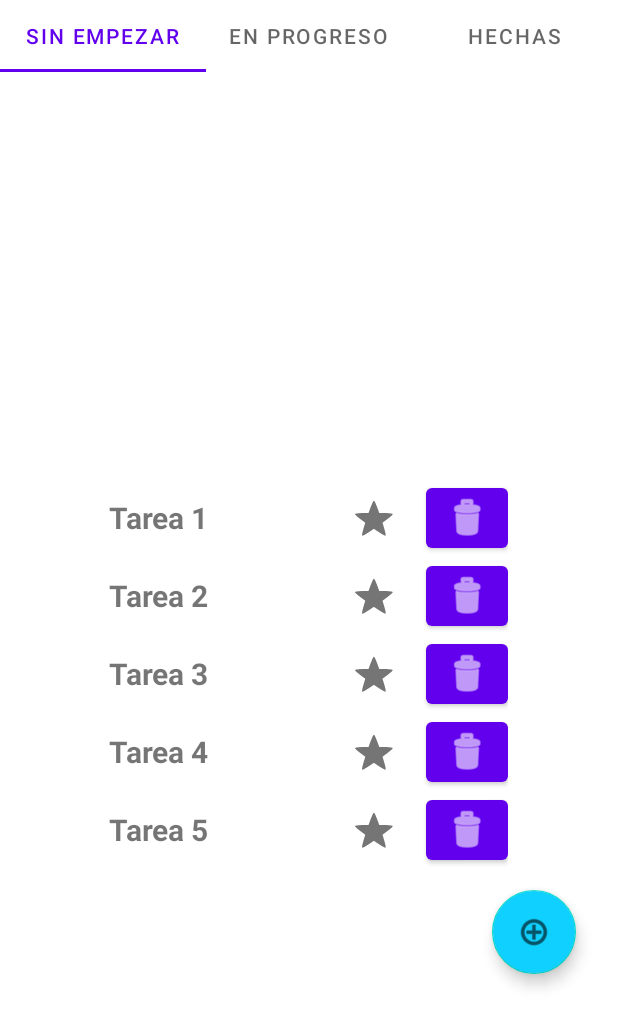
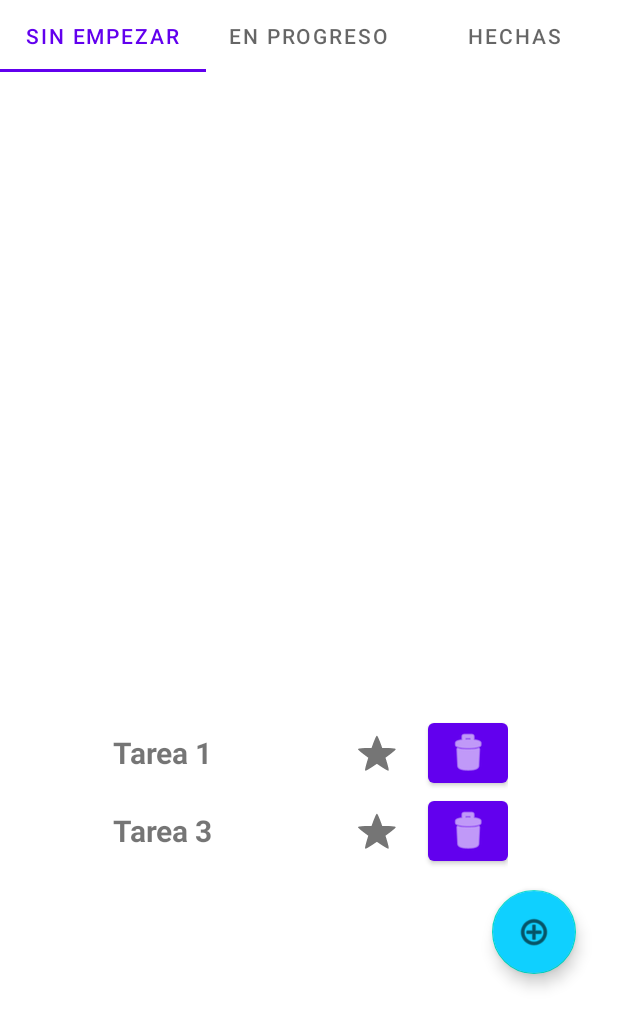
Before and after one commit to UniExtremadura/proyecto-gps-asee-2022-23-gd01, an Android app: the fragment ListTasksFragment shown on its own in the app's theme, on a phone screen of 412 x 824 dp. Shown: the top 1027 px of the screen. Run offline under Robolectric (Android 15) with nearby library versions, the phone set to English and light mode, and no system bars; our stand-ins replace Room's generated code; pictures from the network do not load; Roboto replaces fonts that are not available here; 1 statement that could not run was skipped.

Commit message:
PGD01-152 IT7 - I - UC14 - Implement Components #done #time 1d 4h En los fragmentos de tarea por estado mostrar las tareas dependiendo del estado en el que se encuentran (por hacer, en progreso y hechas).

```diff
--- a/app/build.gradle
+++ b/app/build.gradle
@@ -63,4 +63,6 @@ dependencies {
 // Chart and graph library
     implementation 'com.github.blackfizz:eazegraph:1.2.5l@aar'
     implementation 'com.nineoldandroids:library:2.4.0'
+
+    implementation "com.google.android.material:material:1.1.0-beta01"
 }
--- a/app/src/main/java/es/unex/infinitetime/persistence/UserDAO.java
+++ b/app/src/main/java/es/unex/infinitetime/persistence/UserDAO.java
@@ -13,6 +13,9 @@ public interface UserDAO {
 
     @Query("SELECT * FROM user WHERE username = :username")
     User getUser(String username);
+
+    @Query("SELECT * FROM user WHERE id = :userId")
+    User getUser(long userId);
 
     @Query("SELECT * FROM project WHERE user_id = :userId")
     List<Project> getProjectsCreated(long userId);
--- a/app/src/main/java/es/unex/infinitetime/ui/tabs/ListTasksFragment.java
+++ b/app/src/main/java/es/unex/infinitetime/ui/tabs/ListTasksFragment.java
@@ -6,7 +6,7 @@ import androidx.fragment.app.Fragment;
 import androidx.fragment.app.FragmentPagerAdapter;
 import androidx.navigation.Navigation;
 import androidx.recyclerview.widget.RecyclerView;
-import androidx.viewpager.widget.ViewPager;
+import androidx.viewpager2.widget.ViewPager2;
 
 import android.util.Log;
 import android.view.LayoutInflater;
@@ -15,6 +15,7 @@ import android.view.ViewGroup;
 
 import com.google.android.material.floatingactionbutton.FloatingActionButton;
 import com.google.android.material.tabs.TabLayout;
+import com.google.android.material.tabs.TabLayoutMediator;
 
 import es.unex.infinitetime.ui.project.ListProjectAdapter;
 import es.unex.infinitetime.R;
@@ -22,11 +23,7 @@ import es.unex.infinitetime.persistence.TaskState;
 import es.unex.infinitetime.ui.stats.StatsFragment;
 import es.unex.infinitetime.databinding.FragmentListTasksBinding;
 
-/**
- * A simple {@link Fragment} subclass.
- * Use the {@link StatsFragment #newInstance} factory method to
- * create an instance of this fragment.
- */
+
 public class ListTasksFragment extends Fragment {
 
     private static final String Tag = "ListTasksFragment";
@@ -36,7 +33,7 @@ public class ListTasksFragment extends Fragment {
     private long projectId;
 
     private TabLayout tabLayout;
-    private ViewPager viewPager;
+    private ViewPager2 viewPager;
     private FragmentListTasksBinding binding;
 
     private RecyclerView mRecyclerView;
@@ -47,24 +44,7 @@ public class ListTasksFragment extends Fragment {
 
 
     public ListTasksFragment() {
-        // Required empty public constructor
-    }
 
-    /**
-     * Use this factory method to create a new instance of
-     * this fragment using the provided parameters.
-     *
-     * @param projectId .
-     * @return
-     */
-    // TODO: Rename and change types and number of parameters
-    public static ListTasksFragment newInstance(long projectId) {
-        Log.d(Tag, "ListTasksFragment");
-        ListTasksFragment fragment = new ListTasksFragment();
-        Bundle args = new Bundle();
-        args.putLong(ARG_PARAM1, projectId);
-        fragment.setArguments(args);
-        return fragment;
     }
 
     @Override
@@ -87,21 +67,19 @@ public class ListTasksFragment extends Fragment {
         tabLayout = binding.tabLayout;
         viewPager = binding.viewPager;
 
-        tabLayout.setupWithViewPager(viewPager);
+        TabsTasksListAdapter tabsTasksListAdapter = new TabsTasksListAdapter(this);
+        viewPager.setAdapter(tabsTasksListAdapter);
+
+        String namesTabs[] = {"Sin empezar", "En progreso", "Hechas"};
+
+        new TabLayoutMediator(tabLayout, viewPager,
+                (tab, position) -> tab.setText(namesTabs[position])
+        ).attach();
 
         Bundle bundle = getArguments();
-
-        TabsTasksListAdapter tabsTasksListAdapter = new TabsTasksListAdapter(getParentFragmentManager(), FragmentPagerAdapter.BEHAVIOR_RESUME_ONLY_CURRENT_FRAGMENT);
-
-        tabsTasksListAdapter.addFragment(ListTasksStateFragment.newInstance(TaskState.TODO, projectId), "Sin empezar");
-        tabsTasksListAdapter.addFragment(ListTasksStateFragment.newInstance(TaskState.DOING, projectId), "En progreso");
-        tabsTasksListAdapter.addFragment(ListTasksStateFragment.newInstance(TaskState.DONE, projectId), "Hechas");
-        viewPager.setAdapter(tabsTasksListAdapter);
-
         addNewTask= binding.AddProject;
         addNewTask.setOnClickListener(view -> {
             Navigation.findNavController(view).navigate(R.id.action_listTasksFragment_to_addTaskFragment, bundle);
-
             Log.d("Depurando", "Se ha pulsado el botón de añadir tarea");
         });
 
--- a/app/src/main/java/es/unex/infinitetime/ui/tabs/ListTasksStateAdapter.java
+++ b/app/src/main/java/es/unex/infinitetime/ui/tabs/ListTasksStateAdapter.java
@@ -31,36 +31,6 @@ public class ListTasksStateAdapter extends RecyclerView.Adapter<ListTasksStateAd
     public ListTasksStateAdapter(Context context, ListTasksStateAdapter.OnItemClickListener listener) {
         mContext = context;
         this.listener = listener;
-
-        Task task = new Task(1, "Tarea 1",
-                "Descripción tarea 1", TaskState.TODO,
-                12, new Date(), 1, 1);
-
-        mItems.add(task);
-
-        task = new Task(2, "Tarea 2",
-                "Descripción tarea 2", TaskState.TODO,
-                17, new Date(), 1, 1);
-
-        mItems.add(task);
-
-        task = new Task(3, "Tarea 3",
-                "Descripción tarea 3", TaskState.DONE,
-                9, new Date(), 2, 1);
-
-        mItems.add(task);
-
-        task = new Task(4, "Tarea 4",
-                "Descripción tarea 4", TaskState.DONE,
-                7, new Date(), 1, 1);
-
-        mItems.add(task);
-
-        task = new Task(5, "Tarea 5",
-                "Descripción tarea 5", TaskState.DOING,
-                17, new Date(), 1, 1);
-
-        mItems.add(task);
     }
 
     @NonNull
--- a/app/src/main/java/es/unex/infinitetime/ui/tabs/ListTasksStateFragment.java
+++ b/app/src/main/java/es/unex/infinitetime/ui/tabs/ListTasksStateFragment.java
@@ -13,15 +13,25 @@ import android.view.LayoutInflater;
 import android.view.View;
 import android.view.ViewGroup;
 
+import java.util.ArrayList;
+import java.util.Date;
+import java.util.List;
+
+import es.unex.infinitetime.AppExecutors;
 import es.unex.infinitetime.R;
 import es.unex.infinitetime.databinding.FragmentTaskBinding;
 import es.unex.infinitetime.databinding.FragmentTasksBinding;
+import es.unex.infinitetime.datosEjemplo.ExampleData;
+import es.unex.infinitetime.persistence.InfiniteDatabase;
+import es.unex.infinitetime.persistence.Project;
+import es.unex.infinitetime.persistence.Task;
 import es.unex.infinitetime.persistence.TaskState;
+import es.unex.infinitetime.persistence.User;
+import es.unex.infinitetime.ui.login.PersistenceUser;
 
 
 public class ListTasksStateFragment extends Fragment {
 
-    public static final String Tag = "ListTasksStateFragment";
     public static final String ARG_PARAM1 = "taskState";
     public static final String ARG_PARAM2 = "projectId";
 
@@ -29,14 +39,12 @@ public class ListTasksStateFragment extends Fragment {
     private long projectId;
 
     ListTasksStateAdapter adapter;
-    private RecyclerView mRecyclerView;
-    private LinearLayoutManager mLayoutManager;
     private FragmentTasksBinding binding;
 
     @Override
     public void onResume() {
         super.onResume();
-
+        loadTasks();
     }
 
     @Override
@@ -57,9 +65,9 @@ public class ListTasksStateFragment extends Fragment {
     @Override
     public void onViewCreated(@NonNull View view, @Nullable Bundle savedInstanceState) {
         super.onViewCreated(view, savedInstanceState);
-        mRecyclerView = binding.recyclerView;
+        RecyclerView mRecyclerView = binding.recyclerView;
         mRecyclerView.setHasFixedSize(true);
-        mLayoutManager = new LinearLayoutManager(getActivity().getApplicationContext());
+        LinearLayoutManager mLayoutManager = new LinearLayoutManager(getActivity().getApplicationContext());
         mRecyclerView.setLayoutManager(mLayoutManager);
 
         adapter = new ListTasksStateAdapter(getActivity().getApplicationContext(), item -> {
@@ -79,4 +87,82 @@ public class ListTasksStateFragment extends Fragment {
         fragment.setArguments(args);
         return fragment;
     }
+
+    private void loadTasks() {
+        AppExecutors.getInstance().diskIO().execute(() -> {
+
+            User user = new User();
+            user.setId(PersistenceUser.getInstance().getUserId());
+            user.setPassword("24");
+            user.setUsername("Alex");
+            user.setEmail("alex@gmail.com");
+
+            if(InfiniteDatabase.getDatabase(getActivity().getApplicationContext()).userDAO().getUser(user.getId()) == null) {
+                InfiniteDatabase.getDatabase(getActivity().getApplicationContext()).userDAO().insert(user);
+            }
+
+            Project project = new Project();
+            project.setId(projectId);
+            project.setName("Proyecto 1");
+            project.setUserId(user.getId());
+
+            if(InfiniteDatabase.getDatabase(getActivity().getApplicationContext()).projectDAO().getProject(project.getId()) == null) {
+                InfiniteDatabase.getDatabase(getActivity().getApplicationContext()).projectDAO().insert(project);
+            }
+
+            List<Task> tasks = new ArrayList<>();
+            Task task;
+
+            task = new Task();
+            task.setName("Tarea 1");
+            task.setProjectId(projectId);
+            task.setState(TaskState.TODO);
+            task.setDeadline(new Date());
+            task.setEffort(5);
+            task.setPriority(1);
+            task.setUserId(PersistenceUser.getInstance().getUserId());
+            tasks.add(task);
+
+            task = new Task();
+            task.setName("Tarea 2");
+            task.setProjectId(projectId);
+            task.setState(TaskState.DOING);
+            task.setDeadline(new Date());
+            task.setEffort(5);
+            task.setPriority(134);
+            task.setUserId(PersistenceUser.getInstance().getUserId());
+            tasks.add(task);
+
+            task = new Task();
+            task.setName("Tarea 4");
+            task.setProjectId(projectId);
+            task.setState(TaskState.DONE);
+            task.setDeadline(new Date());
+            task.setEffort(21);
+            task.setPriority(13);
+            task.setUserId(PersistenceUser.getInstance().getUserId());
+            tasks.add(task);
+
+            task = new Task();
+            task.setName("Tarea 3");
+            task.setProjectId(projectId);
+            task.setState(TaskState.TODO);
+            task.setDeadline(new Date());
+            task.setEffort(8);
+            task.setPriority(12);
+            task.setUserId(PersistenceUser.getInstance().getUserId());
+            tasks.add(task);
+
+            InfiniteDatabase db = InfiniteDatabase.getDatabase(getActivity().getApplicationContext());
+            tasks.forEach(db.taskDAO()::insert);
+        });
+        // Borrar las anteriores líneas de código al realizar la integración
+        AppExecutors.getInstance().diskIO().execute(() -> {
+            List<Task> tasks = InfiniteDatabase.getDatabase(getActivity().getApplicationContext()).projectDAO().getTasks(projectId);
+            tasks.removeIf(task -> task.getState() != state);
+            AppExecutors.getInstance().mainThread().execute(() -> {
+                adapter.load(tasks);
+            });
+        });
+    }
 }
--- a/app/src/main/java/es/unex/infinitetime/ui/tabs/TabsTasksListAdapter.java
+++ b/app/src/main/java/es/unex/infinitetime/ui/tabs/TabsTasksListAdapter.java
@@ -5,41 +5,30 @@ import androidx.annotation.Nullable;
 import androidx.fragment.app.Fragment;
 import androidx.fragment.app.FragmentManager;
 import androidx.fragment.app.FragmentPagerAdapter;
+import androidx.viewpager2.adapter.FragmentStateAdapter;
 
 import java.util.ArrayList;
 
-public class TabsTasksListAdapter extends FragmentPagerAdapter {
+import es.unex.infinitetime.persistence.TaskState;
 
+public class TabsTasksListAdapter extends FragmentStateAdapter {
 
-    private final ArrayList<Fragment> fragmentArrayList = new ArrayList<>();
-    private final ArrayList<String> fragmentTitle = new ArrayList<>();
+    Fragment fragment;
 
-    public TabsTasksListAdapter(@NonNull FragmentManager fm, int behavior){
-        super(fm, behavior);
+    public TabsTasksListAdapter(@NonNull Fragment fragment) {
+        super(fragment);
+        this.fragment = fragment;
     }
 
     @NonNull
     @Override
-    public Fragment getItem(int position){
-        return fragmentArrayList.get(position);
+    public Fragment createFragment(int position) {
+        long projectId = fragment.getArguments().getLong(ListTasksFragment.ARG_PARAM1);
+        return ListTasksStateFragment.newInstance(TaskState.values()[position], projectId);
     }
 
     @Override
-    public int getCount(){
-        return fragmentArrayList.size();
-    }
-
-    public void  addFragment(Fragment fragment, String title){
-        fragmentArrayList.add(fragment);
-        fragmentTitle.add(title);
-
-    }
-
-    @Nullable
-    @Override
-    public CharSequence getPageTitle(int position) {
-
-        return fragmentTitle.get(position);
-
+    public int getItemCount() {
+        return 3;
     }
 }
--- a/app/src/main/res/layout/fragment_list_tasks.xml
+++ b/app/src/main/res/layout/fragment_list_tasks.xml
@@ -41,13 +41,16 @@
 
     </com.google.android.material.tabs.TabLayout>
 
-    <androidx.viewpager.widget.ViewPager
+    <androidx.viewpager2.widget.ViewPager2
         android:id="@+id/view_pager"
-        android:layout_width="409dp"
-        android:layout_height="553dp"
+        android:layout_width="380dp"
+        android:layout_height="646dp"
         app:layout_constraintBottom_toBottomOf="parent"
         app:layout_constraintEnd_toEndOf="parent"
+        app:layout_constraintHorizontal_bias="0.516"
         app:layout_constraintStart_toStartOf="parent"
+        app:layout_constraintTop_toTopOf="parent"
+        app:layout_constraintVertical_bias="0.811"
         tools:ignore="SpeakableTextPresentCheck" />
 
     <com.google.android.material.floatingactionbutton.FloatingActionButton
--- a/app/src/main/res/layout/fragment_tasks.xml
+++ b/app/src/main/res/layout/fragment_tasks.xml
@@ -7,15 +7,14 @@
 
     <androidx.recyclerview.widget.RecyclerView
         android:id="@+id/recyclerView"
-        android:layout_width="266dp"
-        android:layout_height="480dp"
+        android:layout_width="263dp"
+        android:layout_height="wrap_content"
         android:layout_marginTop="4dp"
         app:layout_constraintBottom_toBottomOf="parent"
         app:layout_constraintEnd_toEndOf="parent"
-        app:layout_constraintHorizontal_bias="0.496"
         app:layout_constraintStart_toStartOf="parent"
         app:layout_constraintTop_toTopOf="parent"
-        app:layout_constraintVertical_bias="0.647"
+        app:layout_constraintVertical_bias="0.609"
         tools:ignore="MissingConstraints" />
 
 
```
